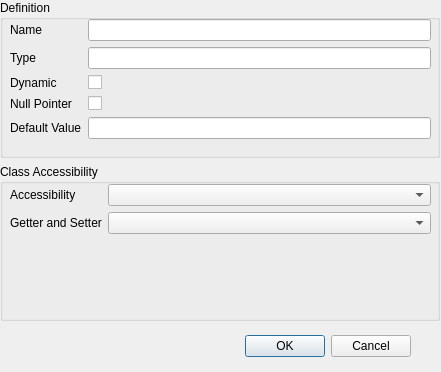
remizero/nexus-framework, file binaries/appcreator/AttributeDialog.ui: the form before one commit.
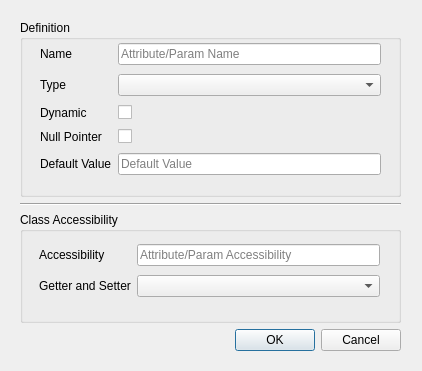
The form after the commit.

What changed in the file:
```diff
--- a/binaries/appcreator/AttributeDialog.ui
+++ b/binaries/appcreator/AttributeDialog.ui
@@ -6,142 +6,180 @@
    <rect>
     <x>0</x>
     <y>0</y>
-    <width>441</width>
-    <height>372</height>
+    <width>422</width>
+    <height>371</height>
    </rect>
   </property>
+  <property name="minimumSize">
+   <size>
+    <width>422</width>
+    <height>371</height>
+   </size>
+  </property>
   <property name="windowTitle">
    <string>Dialog</string>
   </property>
-  <widget class="QDialogButtonBox" name="buttonBox">
-   <property name="geometry">
-    <rect>
-     <x>70</x>
-     <y>330</y>
-     <width>341</width>
-     <height>32</height>
-    </rect>
-   </property>
-   <property name="orientation">
-    <enum>Qt::Horizontal</enum>
-   </property>
-   <property name="standardButtons">
-    <set>QDialogButtonBox::Cancel|QDialogButtonBox::Ok</set>
-   </property>
-  </widget>
   <widget class="QWidget" name="gridLayoutWidget">
    <property name="geometry">
     <rect>
-     <x>0</x>
-     <y>0</y>
-     <width>441</width>
-     <height>321</height>
+     <x>20</x>
+     <y>20</y>
+     <width>381</width>
+     <height>331</height>
     </rect>
    </property>
-   <layout class="QGridLayout" name="gridLayout" rowminimumheight="2,0" columnminimumwidth="1,1">
+   <layout class="QGridLayout" name="gridLayout">
     <item row="1" column="0">
-     <widget class="QGroupBox" name="groupBox">
-      <property name="title">
-       <string>Class Accessibility</string>
+     <widget class="Line" name="line">
+      <property name="orientation">
+       <enum>Qt::Horizontal</enum>
       </property>
-      <widget class="QWidget" name="formLayoutWidget">
-       <property name="geometry">
-        <rect>
-         <x>10</x>
-         <y>20</y>
-         <width>421</width>
-         <height>80</height>
-        </rect>
-       </property>
-       <layout class="QFormLayout" name="formLayout">
-        <item row="0" column="0">
-         <widget class="QLabel" name="accessibilityLabel">
-          <property name="text">
-           <string>Accessibility</string>
-          </property>
-         </widget>
-        </item>
-        <item row="0" column="1">
-         <widget class="QComboBox" name="accessibilityComboBox"/>
-        </item>
-        <item row="1" column="0">
-         <widget class="QLabel" name="getterAndSetterLabel">
-          <property name="text">
-           <string>Getter and Setter</string>
-          </property>
-         </widget>
-        </item>
-        <item row="1" column="1">
-         <widget class="QComboBox" name="getterAndSetterComboBox"/>
-        </item>
-       </layout>
-      </widget>
      </widget>
     </item>
     <item row="0" column="0">
-     <widget class="QGroupBox" name="groupBox_2">
+     <widget class="QGroupBox" name="definitionGroup">
+      <property name="minimumSize">
+       <size>
+        <width>0</width>
+        <height>177</height>
+       </size>
+      </property>
       <property name="title">
        <string>Definition</string>
       </property>
       <widget class="QWidget" name="formLayoutWidget_2">
        <property name="geometry">
         <rect>
-         <x>10</x>
-         <y>19</y>
-         <width>421</width>
-         <height>131</height>
+         <x>20</x>
+         <y>20</y>
+         <width>341</width>
+         <height>141</height>
         </rect>
        </property>
-       <layout class="QFormLayout" name="formLayout_2">
+       <layout class="QGridLayout" name="gridLayout_2">
+        <item row="3" column="0">
+         <widget class="QLabel" name="nullPointerLbl">
+          <property name="text">
+           <string>Null Pointer</string>
+          </property>
+         </widget>
+        </item>
         <item row="0" column="0">
-         <widget class="QLabel" name="nameLabel">
+         <widget class="QLabel" name="atributeNameLbl">
           <property name="text">
            <string>Name</string>
           </property>
          </widget>
         </item>
-        <item row="0" column="1">
-         <widget class="QLineEdit" name="nameLineEdit"/>
-        </item>
-        <item row="1" column="0">
-         <widget class="QLabel" name="typeLabel">
-          <property name="text">
-           <string>Type</string>
-          </property>
-         </widget>
-        </item>
-        <item row="1" column="1">
-         <widget class="QLineEdit" name="typeLineEdit"/>
-        </item>
         <item row="2" column="0">
-         <widget class="QLabel" name="dynamicLabel">
+         <widget class="QLabel" name="dynamicLbl">
           <property name="text">
            <string>Dynamic</string>
           </property>
          </widget>
         </item>
         <item row="2" column="1">
-         <widget class="QCheckBox" name="dynamicCheckBox"/>
+         <widget class="QCheckBox" name="dynamicCheck">
+          <property name="text">
+           <string/>
+          </property>
+         </widget>
         </item>
-        <item row="3" column="0">
-         <widget class="QLabel" name="nullPointerLabel">
+        <item row="1" column="1">
+         <widget class="QComboBox" name="atributeTypeCmb">
+          <property name="placeholderText">
+           <string>Select Attribute/Param Type</string>
+          </property>
+         </widget>
+        </item>
+        <item row="1" column="0">
+         <widget class="QLabel" name="atributeTypeLbl">
           <property name="text">
-           <string>Null Pointer</string>
+           <string>Type</string>
+          </property>
+         </widget>
+        </item>
+        <item row="0" column="1">
+         <widget class="QLineEdit" name="atributeNameInput">
+          <property name="placeholderText">
+           <string>Attribute/Param Name</string>
           </property>
          </widget>
         </item>
         <item row="3" column="1">
-         <widget class="QCheckBox" name="nullPointerCheckBox"/>
+         <widget class="QCheckBox" name="nullPointerCheck">
+          <property name="text">
+           <string/>
+          </property>
+         </widget>
         </item>
         <item row="4" column="0">
-         <widget class="QLabel" name="defaultValueLabel">
+         <widget class="QLabel" name="defaultValueLbl">
           <property name="text">
            <string>Default Value</string>
           </property>
          </widget>
         </item>
         <item row="4" column="1">
-         <widget class="QLineEdit" name="defaultValueLineEdit"/>
+         <widget class="QLineEdit" name="defaultValueInput">
+          <property name="placeholderText">
+           <string>Default Value</string>
+          </property>
+         </widget>
+        </item>
+       </layout>
+      </widget>
+     </widget>
+    </item>
+    <item row="3" column="0">
+     <widget class="QDialogButtonBox" name="buttonBox">
+      <property name="standardButtons">
+       <set>QDialogButtonBox::Cancel|QDialogButtonBox::Ok</set>
+      </property>
+     </widget>
+    </item>
+    <item row="2" column="0">
+     <widget class="QGroupBox" name="groupBox">
+      <property name="title">
+       <string>Class Accessibility</string>
+      </property>
+      <widget class="QWidget" name="gridLayoutWidget_3">
+       <property name="geometry">
+        <rect>
+         <x>19</x>
+         <y>29</y>
+         <width>341</width>
+         <height>61</height>
+        </rect>
+       </property>
+       <layout class="QGridLayout" name="gridLayout_3">
+        <item row="0" column="0">
+         <widget class="QLabel" name="accessibilityLbl">
+          <property name="text">
+           <string>Accessibility</string>
+          </property>
+         </widget>
+        </item>
+        <item row="1" column="0">
+         <widget class="QLabel" name="getterAndSetterLbl">
+          <property name="text">
+           <string>Getter and Setter</string>
+          </property>
+         </widget>
+        </item>
+        <item row="1" column="1">
+         <widget class="QComboBox" name="getterAndSetterCmb">
+          <property name="placeholderText">
+           <string>Select Option</string>
+          </property>
+         </widget>
+        </item>
+        <item row="0" column="1">
+         <widget class="QLineEdit" name="lineEdit">
+          <property name="placeholderText">
+           <string>Attribute/Param Accessibility</string>
+          </property>
+         </widget>
         </item>
        </layout>
       </widget>
```
Left out of the diff: 46 changed lines with no effect on the pictures.
